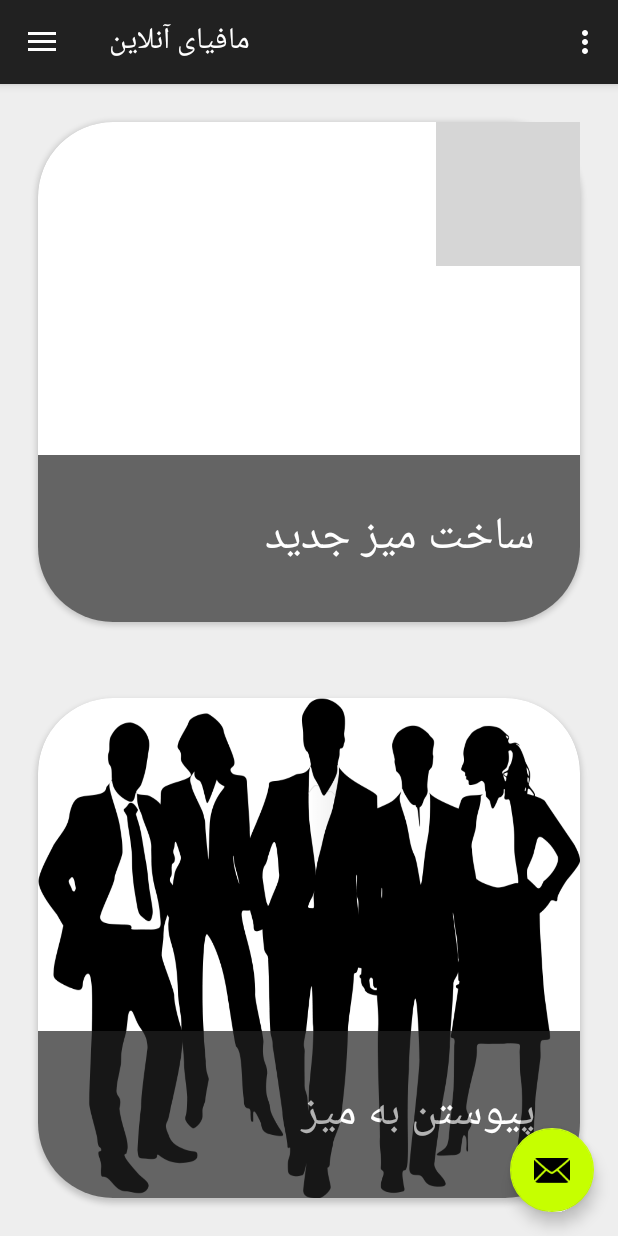
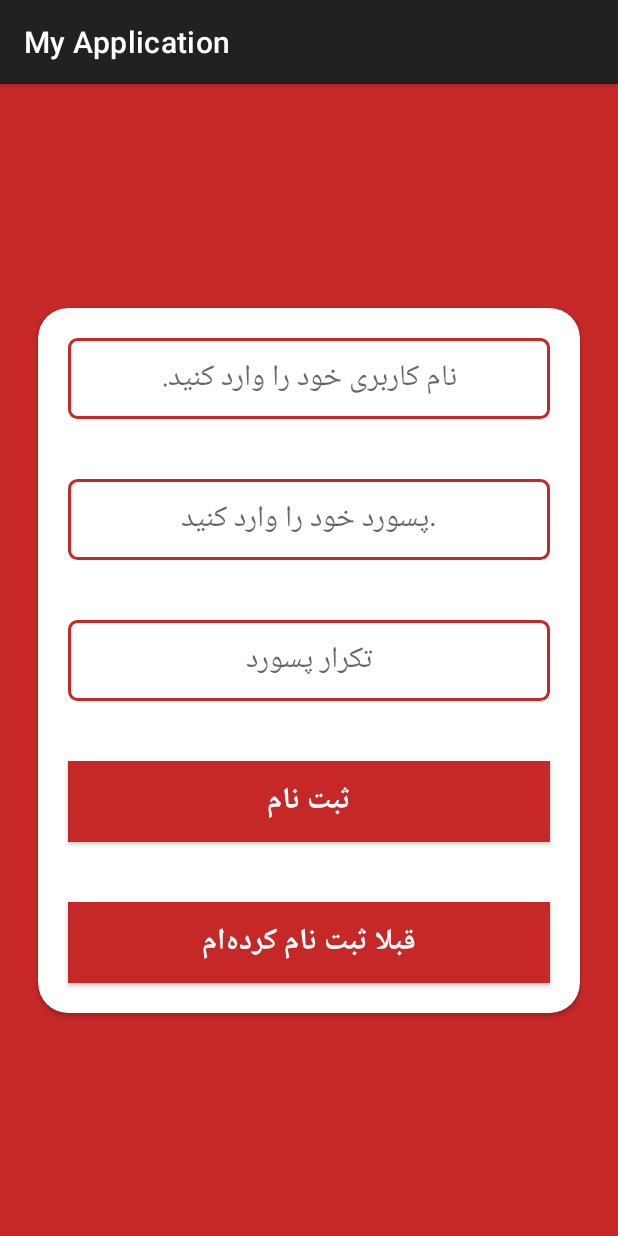
Before and after one commit to Ghazal-Jamalzadeh/OnlineMafia, an Android app: the screen it shows after launch (MainActivity before the commit, RegisterActivity after it), on a phone screen of 412 x 824 dp. Run offline under Robolectric (Android 15) with nearby library versions, the phone set to English and light mode, and no system bars; our stand-ins replace RxJava, data binding; grey boxes are pictures that could not be loaded.

Commit message:
RegisterActivity.kt

```diff
--- a/app/src/main/java/com/jmzd/ghazal/onlinemafia/repository/Api.kt
+++ b/app/src/main/java/com/jmzd/ghazal/onlinemafia/repository/Api.kt
@@ -14,6 +14,11 @@ interface Api {
 
     @GET("kelidestan-json-1.html")
     fun getListApi(): Single<KelidestanDataModel> // چون آرایه است چیزی که برمیگردئ لیست می خواهیم. اگر فقط یک object{}  بود لازم نبود لیست باشد و فقط یک<DataModel_PostItem> کافی بود.
+
+    @FormUrlEncoded
+    @POST("register.php")
+    fun registerApi(@Field("username")tableName:String, @Field("password")tablePass:String): Single<RegisterDataModel>
+
 
     @FormUrlEncoded
     @POST("createTable.php")
@@ -48,7 +53,7 @@ interface Api {
     companion object{
             operator fun invoke():Api{
                 return Retrofit.Builder()
-                    .baseUrl("https://www.kelidestan.com/fixed-url/")//http://192.168.1.104/Mafia/
+                    .baseUrl("http://192.168.1.104/Mafia-JWT/")//http://192.168.1.104/Mafia/    //https://www.kelidestan.com/fixed-url/
                     .addCallAdapterFactory(RxJava2CallAdapterFactory.create())
                     .addConverterFactory(GsonConverterFactory.create())
                     .build()
--- a/app/src/main/java/com/jmzd/ghazal/onlinemafia/ui/home/HomeFragment.kt
+++ b/app/src/main/java/com/jmzd/ghazal/onlinemafia/ui/home/HomeFragment.kt
@@ -9,7 +9,7 @@ import androidx.fragment.app.Fragment
 import androidx.lifecycle.Observer
 import androidx.lifecycle.ViewModelProvider
 import com.jmzd.ghazal.onlinemafia.databinding.FragmentHomeBinding
-import com.jmzd.ghazal.onlinemafia.view.LoginActivity
+import com.jmzd.ghazal.onlinemafia.view.CreateTableActivity
 
 
 class HomeFragment : Fragment() {
@@ -47,13 +47,13 @@ class HomeFragment : Fragment() {
     override fun onViewCreated(view: View, savedInstanceState: Bundle?) {
         super.onViewCreated(view, savedInstanceState)
         binding.createTableCard.setOnClickListener(){
-            val intent = Intent(activity, LoginActivity::class.java)
+            val intent = Intent(activity, CreateTableActivity::class.java)
             intent.putExtra("mode" , "create")
             startActivity(intent)
         }
 
         binding.joinTableCard.setOnClickListener(){
-            val intent = Intent(activity, LoginActivity::class.java)
+            val intent = Intent(activity, CreateTableActivity::class.java)
             intent.putExtra("mode" , "join")
             startActivity(intent)
         }
--- /dev/null
+++ b/app/src/main/java/com/jmzd/ghazal/onlinemafia/view/RegisterActivity.kt
@@ -0,0 +1,49 @@
+package com.jmzd.ghazal.onlinemafia.view
+
+import android.content.Intent
+import androidx.appcompat.app.AppCompatActivity
+import android.os.Bundle
+import android.util.Log
+import androidx.databinding.DataBindingUtil
+import androidx.lifecycle.ViewModelProvider
+import com.jmzd.ghazal.onlinemafia.R
+import com.jmzd.ghazal.onlinemafia.databinding.ActivityRegisterBinding
+import com.jmzd.ghazal.onlinemafia.repository.App
+import com.jmzd.ghazal.onlinemafia.repository.Factory
+import com.jmzd.ghazal.onlinemafia.repository.Repository
+import com.jmzd.ghazal.onlinemafia.viewModel.RegisterViewModel
+
+class RegisterActivity : AppCompatActivity() {
+    lateinit var bind: ActivityRegisterBinding
+    private  val TAG = "RegisterActivity"
+    override fun onCreate(savedInstanceState: Bundle?) {
+        super.onCreate(savedInstanceState)
+        setContentView(R.layout.activity_register)
+
+        bind = DataBindingUtil.setContentView(this , R.layout.activity_register)
+
+        val viewmodel = ViewModelProvider(this, Factory(App())).get(RegisterViewModel::class.java)
+        bind.viewmodel=viewmodel
+
+        bind.registerButton.setOnClickListener(){
+            viewmodel.register()
+        }
+
+        viewmodel.mutable.observe(this ,  {
+            Log.d("regTest" , it.toString())
+            if(it.status=="ok"){
+                Log.d(TAG , "ثبت نام با موفقیت انجام شد ")
+                Repository.SharedPreferences.setSharedPreferences(this , R.string.preference_token_key.toString(), it.token)
+                Repository.SharedPreferences.setSharedPreferences(this , R.string.preference_username_key.toString(), it.username)
+                val intent = Intent(this, MainActivity::class.java)
+                startActivity(intent)
+                finish()
+            }else if (it.status=="error"){
+                Log.d(TAG , "ثبت نام ناموفق. لطفا دوباره تلاش کنید")
+            }else if (it.status=="duplicate username"){
+                Log.d(TAG , "نام کاربری شما تکراری است. لطفا کمی آن را تغییر دهید.")
+            }
+        })
+
+    }
+}
--- /dev/null
+++ b/app/src/main/java/com/jmzd/ghazal/onlinemafia/viewModel/RegisterViewModel.kt
@@ -0,0 +1,34 @@
+package com.jmzd.ghazal.onlinemafia.viewModel
+
+import android.util.Log
+import androidx.lifecycle.MutableLiveData
+import androidx.lifecycle.ViewModel
+import com.jmzd.ghazal.onlinemafia.dataModel.RegisterDataModel
+import com.jmzd.ghazal.onlinemafia.repository.Api
+import com.jmzd.ghazal.onlinemafia.repository.Repository
+import io.reactivex.disposables.CompositeDisposable
+
+class RegisterViewModel : ViewModel() {
+    var username: String? = null
+    var password: String? = null
+    var repeat: String? = null
+    val mutable = MutableLiveData<RegisterDataModel>()
+    val com = CompositeDisposable()
+
+    fun register() { // ااگر از طریق دیتا بایندینگ کال کنیم متد را به عنوان وروردی یک ویو می گیرد
+        if (password == repeat && !password.isNullOrEmpty() && !username.isNullOrEmpty()) {
+            Repository.CustomResponse.request(Api.invoke().registerApi(username!!, password!!), com) {
+                mutable.value = it
+            }
+        } else if (password != repeat) {
+            Log.d("regLog", "تکرار پسورد مطابق نیست")
+        } else if (password.isNullOrEmpty() || username.isNullOrEmpty()) {
+            Log.d("regLog", "لطفا تمام فیلدها را پر کنید")
+        }
+    }
+
+    override fun onCleared() {
+        com.clear()
+        super.onCleared()
+    }
+}
--- a/app/src/main/res/layout/activity_login.xml
+++ b/app/src/main/res/layout/activity_create_table.xml
@@ -13,7 +13,7 @@
     android:layout_height="match_parent"
     android:background="@drawable/test2"
     android:layoutDirection="rtl"
-    tools:context=".view.LoginActivity">
+    tools:context=".view.CreateTableActivity">
 
     <androidx.cardview.widget.CardView
         android:layout_width="match_parent"
--- /dev/null
+++ b/app/src/main/res/layout/activity_register.xml
@@ -0,0 +1,112 @@
+<?xml version="1.0" encoding="utf-8"?>
+<layout
+    xmlns:android="http://schemas.android.com/apk/res/android"
+    xmlns:app="http://schemas.android.com/apk/res-auto"
+    xmlns:tools="http://schemas.android.com/tools">
+    <data>
+        <variable
+            name="viewmodel"
+            type="com.jmzd.ghazal.onlinemafia.viewModel.RegisterViewModel" />
+    </data>
+    <androidx.constraintlayout.widget.ConstraintLayout
+        android:layout_width="match_parent"
+        android:layout_height="match_parent"
+        android:background="@color/colorPrimaryDark"
+        android:layoutDirection="rtl"
+        tools:context=".view.CreateTableActivity">
+
+        <androidx.cardview.widget.CardView
+            android:id="@+id/registerCard"
+            android:layout_width="match_parent"
+            android:layout_height="wrap_content"
+            android:layout_margin="25dp"
+            android:padding="20dp"
+            app:cardCornerRadius="20dp"
+            app:layout_constraintBottom_toBottomOf="parent"
+            app:layout_constraintEnd_toEndOf="parent"
+            app:layout_constraintStart_toStartOf="parent"
+            app:layout_constraintTop_toTopOf="parent">
+
+            <LinearLayout
+                android:layout_width="match_parent"
+                android:layout_height="wrap_content"
+                android:orientation="vertical">
+
+                <EditText
+                    android:id="@+id/usernameEd"
+                    android:layout_width="match_parent"
+                    android:layout_height="wrap_content"
+                    android:layout_margin="20dp"
+                    android:background="@drawable/textview_outline"
+                    android:hint="@string/username_reg"
+                    android:padding="10dp"
+                    android:textAlignment="center"
+                    android:textSize="@dimen/form_text_size"
+                    android:text="@={viewmodel.username}"/>
+
+
+
+
+                <EditText
+                    android:id="@+id/editText"
+                    android:layout_width="match_parent"
+                    android:layout_height="wrap_content"
+                    android:layout_margin="20dp"
+                    android:background="@drawable/textview_outline"
+                    android:hint="@string/password_reg"
+                    android:padding="10dp"
+                    android:textAlignment="center"
+                    android:textSize="@dimen/form_text_size"
+                    app:layout_constraintBottom_toBottomOf="parent"
+                    app:layout_constraintTop_toBottomOf="@+id/editText2"
+                    tools:layout_editor_absoluteX="53dp"
+                    android:inputType="textPassword"
+                    android:text="@={viewmodel.password}"/>
+
+                <EditText
+                    android:id="@+id/editText2"
+                    android:layout_width="match_parent"
+                    android:layout_height="wrap_content"
+                    android:layout_margin="20dp"
+                    android:background="@drawable/textview_outline"
+                    android:hint="@string/repeat_password_reg"
+                    android:padding="10dp"
+                    android:textAlignment="center"
+                    android:textSize="@dimen/form_text_size"
+                    app:layout_constraintBottom_toTopOf="@+id/editText"
+                    app:layout_constraintTop_toTopOf="parent"
+                    tools:layout_editor_absoluteX="42dp"
+                    android:inputType="textPassword"
+                    android:text="@={viewmodel.repeat}"/>
+
+                <androidx.appcompat.widget.AppCompatButton
+                    android:id="@+id/registerButton"
+                    android:layout_width="match_parent"
+                    android:layout_height="wrap_content"
+                    android:layout_margin="20dp"
+                    android:padding="10dp"
+                    android:textAlignment="center"
+                    android:text="@string/register_button"
+                    android:textSize="@dimen/form_text_size"
+                    android:textStyle="bold"
+                    android:background="@color/colorPrimaryDark"
+                    android:textColor="@color/white"
+                    />
+                <androidx.appcompat.widget.AppCompatButton
+                    android:id="@+id/loginButton"
+                    android:layout_width="match_parent"
+                    android:layout_height="wrap_content"
+                    android:layout_margin="20dp"
+                    android:padding="10dp"
+                    android:textAlignment="center"
+                    android:text="@string/login_button_reg"
+                    android:textSize="@dimen/form_text_size"
+                    android:textStyle="bold"
+                    android:background="@color/colorPrimaryDark"
+                    android:textColor="@color/white"
+                    />
+
+            </LinearLayout>
+        </androidx.cardview.widget.CardView>
+    </androidx.constraintlayout.widget.ConstraintLayout>
+</layout>
--- a/app/src/main/res/values/strings.xml
+++ b/app/src/main/res/values/strings.xml
@@ -9,6 +9,10 @@
 
     <!-- TODO: Remove or change this placeholder text -->
     <string name="hello_blank_fragment">Hello blank fragment</string>
+
+    <string name="preference_file_key">userInfo</string>
+    <string name="preference_token_key">token</string>
+    <string name="preference_username_key">username</string>
 
     <string name="menu_home">مافیای آنلاین</string>
     <string name="menu_gallery">Gallery</string>
@@ -36,5 +40,11 @@
     <string name="admin_dialog_message">شما ادمین این میز هستید. در صورت خرج ادمین میز پاک خواهد شد.</string>
     <string name="player_dialog_message">در صورت خروج نام شما از لیست بازیکنان حذف خواهد شد.</string>
 
+    <string name="username_reg">نام کاربری خود را وارد کنید.</string>
+    <string name="password_reg">پسورد خود را وارد کنید.</string>
+    <string name="repeat_password_reg">تکرار پسورد</string>
+    <string name="register_button">ثبت نام</string>
+    <string name="login_button_reg">قبلا ثبت نام کرده‌ام</string>
+
 
 </resources>
```
Also changed, not shown: app/src/main/AndroidManifest.xml (+13 -9 lines), app/src/main/java/com/jmzd/ghazal/onlinemafia/dataModel/KelidestanDataModel.kt (added, +11 -0 lines), app/src/main/java/com/jmzd/ghazal/onlinemafia/dataModel/RegisterDataModel.kt (added, +7 -0 lines), app/src/main/java/com/jmzd/ghazal/onlinemafia/dataModel/TestDataModel.kt (added, +15 -0 lines), app/src/main/java/com/jmzd/ghazal/onlinemafia/repository/Repository.kt (+18 -0 lines), app/src/main/java/com/jmzd/ghazal/onlinemafia/view/CreateTableActivity.kt (renamed from app/src/main/java/com/jmzd/ghazal/onlinemafia/view/LoginActivity.kt, +12 -12 lines).
